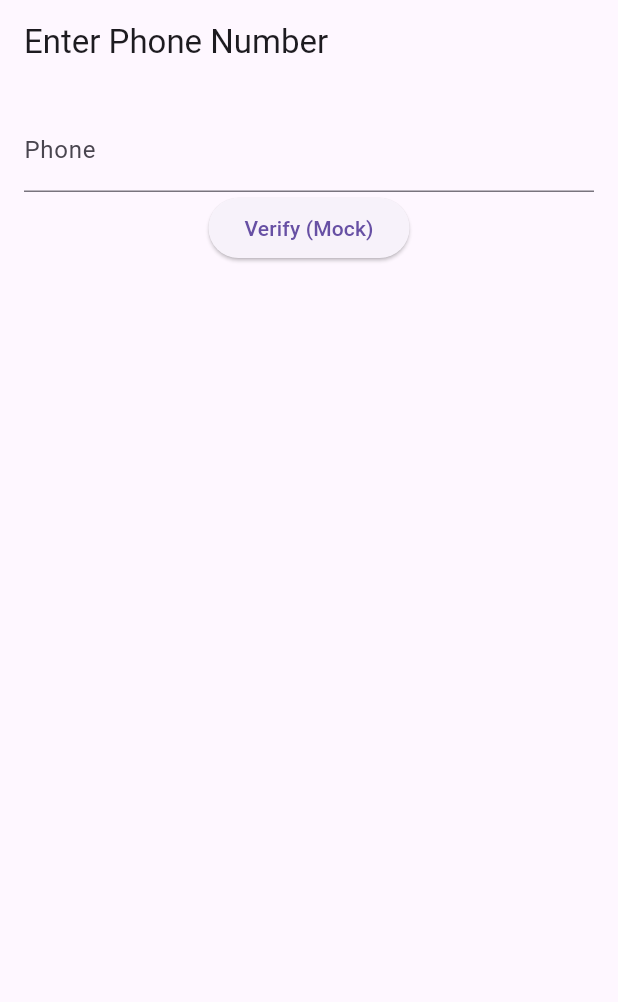
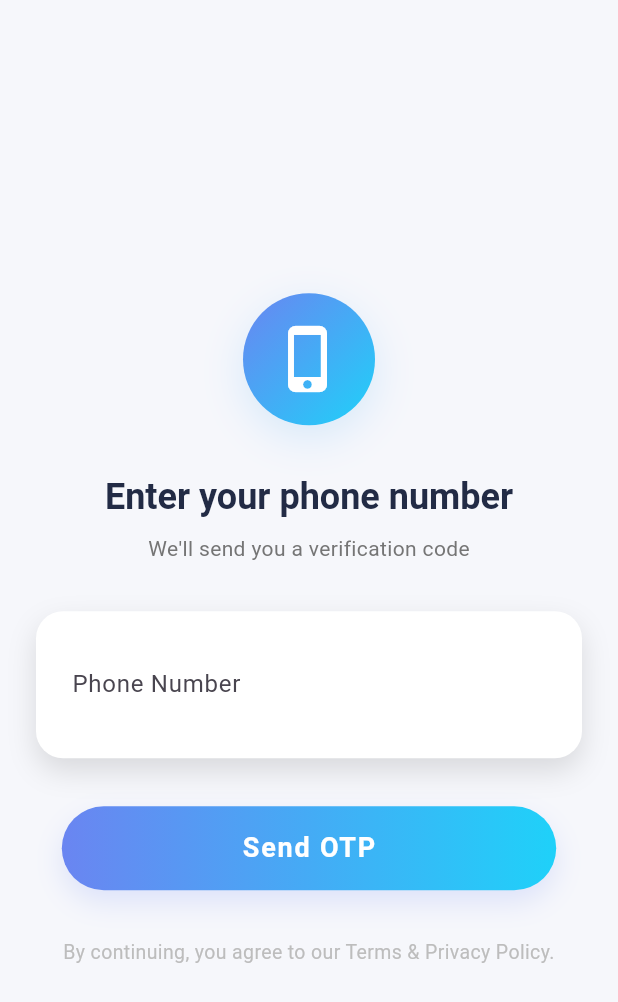
Before and after one commit to hyperingenious/metal, a Flutter app: the screen it shows after launch, on a phone screen of 412 x 824 dp. Shown: the top 1002 px of the screen. Run offline on Flutter 3.47's test engine with Material 3 defaults, Android fonts, the phone set to English and light mode, and no system bars; our stand-ins replace appwrite; network calls fail.

Commit message:
ADD: Phone and OTP verification added

```diff
--- a/lib/main.dart
+++ b/lib/main.dart
@@ -1,17 +1,28 @@
 import 'package:flutter/material.dart';
-import 'screens/splash_screen.dart';
+import 'package:appwrite/appwrite.dart';
+import 'screens/phone_input_screen.dart';
+import 'screens/otp_screen.dart';
+import 'screens/home_screen.dart';
+import 'appwrite/appwrite.dart';
+import 'screens/auth_gate.dart';
 
 void main() {
-  runApp(MyApp());
+  runApp(const MyApp());
 }
 
 class MyApp extends StatelessWidget {
+  const MyApp({super.key});
+
   @override
   Widget build(BuildContext context) {
     return MaterialApp(
-      title: 'Phone Auth App',
+      title: 'Appwrite Phone Auth',
       debugShowCheckedModeBanner: false,
-      home: SplashScreen(), // first screen
+      theme: ThemeData(primarySwatch: Colors.deepPurple),
+
+      // Use AuthGate as the home widget
+      home: const AuthGate(),
+      routes: {'/main': (context) => const HomeScreen()},
     );
   }
 }
--- /dev/null
+++ b/lib/screens/auth_gate.dart
@@ -0,0 +1,50 @@
+import 'package:flutter/material.dart';
+import 'package:appwrite/appwrite.dart';
+import '../appwrite/appwrite.dart';
+import 'home_screen.dart';
+import 'phone_input_screen.dart';
+
+class AuthGate extends StatefulWidget {
+  const AuthGate({super.key});
+
+  @override
+  State<AuthGate> createState() => _AuthGateState();
+}
+
+class _AuthGateState extends State<AuthGate> {
+  bool _loading = true;
+  bool _hasSession = false;
+
+  @override
+  void initState() {
+    super.initState();
+    _checkSession();
+  }
+
+  Future<void> _checkSession() async {
+    try {
+      final session = await account.getSession(sessionId: 'current');
+      setState(() {
+        _hasSession = session != null;
+        _loading = false;
+      });
+    } catch (_) {
+      setState(() {
+        _hasSession = false;
+        _loading = false;
+      });
+    }
+  }
+
+  @override
+  Widget build(BuildContext context) {
+    if (_loading) {
+      return const Scaffold(body: Center(child: CircularProgressIndicator()));
+    }
+    if (_hasSession) {
+      return const HomeScreen();
+    } else {
+      return const PhoneInputScreen();
+    }
+  }
+}
--- a/lib/screens/phone_auth_screen.dart
+++ /dev/null
@@ -1,30 +0,0 @@
-import 'package:flutter/material.dart';
-import 'profile_screen.dart';
-
-class PhoneAuthScreen extends StatelessWidget {
-  final phoneController = TextEditingController();
-
-  @override
-  Widget build(BuildContext context) {
-    return Scaffold(
-      appBar: AppBar(title: Text('Enter Phone Number')),
-      body: Padding(
-        padding: const EdgeInsets.all(16.0),
-        child: Column(
-          children: [
-            TextField(controller: phoneController, decoration: InputDecoration(labelText: 'Phone')),
-            ElevatedButton(
-              onPressed: () {
-                Navigator.pushReplacement(
-                  context,
-                  MaterialPageRoute(builder: (_) => ProfileScreen()),
-                );
-              },
-              child: Text('Verify (Mock)'),
-            ),
-          ],
-        ),
-      ),
-    );
-  }
-}
--- /dev/null
+++ b/lib/screens/phone_input_screen.dart
@@ -0,0 +1,205 @@
+import 'package:flutter/material.dart';
+import 'package:appwrite/appwrite.dart';
+import '../appwrite/appwrite.dart';
+import 'otp_screen.dart';
+
+class PhoneInputScreen extends StatefulWidget {
+  const PhoneInputScreen({super.key});
+
+  @override
+  State<PhoneInputScreen> createState() => _PhoneInputScreenState();
+}
+
+class _PhoneInputScreenState extends State<PhoneInputScreen> {
+  final _phoneController = TextEditingController();
+  final _formKey = GlobalKey<FormState>();
+  bool _isLoading = false;
+
+  Future<void> _sendOtp() async {
+    if (!_formKey.currentState!.validate()) return;
+
+    final phone = '+91${_phoneController.text.trim()}';
+    setState(() => _isLoading = true);
+
+    try {
+      final token = await account.createPhoneToken(
+        userId: ID.unique(),
+        phone: phone,
+      );
+
+      Navigator.push(
+        context,
+        MaterialPageRoute(
+          builder: (_) => OtpScreen(phone: phone, userId: token.userId),
+        ),
+      );
+    } on AppwriteException catch (e) {
+      ScaffoldMessenger.of(context).showSnackBar(
+        SnackBar(content: Text(e.message ?? 'Failed to send OTP')),
+      );
+    } finally {
+      setState(() => _isLoading = false);
+    }
+  }
+
+  @override
+  Widget build(BuildContext context) {
+    final theme = Theme.of(context);
+    return Scaffold(
+      backgroundColor: const Color(0xFFF6F7FB),
+      body: SafeArea(
+        child: Center(
+          child: SingleChildScrollView(
+            child: Column(
+              children: [
+                // Modern phone icon with gradient background
+                Container(
+                  margin: const EdgeInsets.only(top: 32, bottom: 24),
+                  padding: const EdgeInsets.all(20),
+                  decoration: BoxDecoration(
+                    shape: BoxShape.circle,
+                    gradient: const LinearGradient(
+                      colors: [Color(0xFF6A85F1), Color(0xFF1FD1F9)],
+                      begin: Alignment.topLeft,
+                      end: Alignment.bottomRight,
+                    ),
+                    boxShadow: [
+                      BoxShadow(
+                        color: Colors.blue.withOpacity(0.15),
+                        blurRadius: 24,
+                        offset: const Offset(0, 8),
+                      ),
+                    ],
+                  ),
+                  child: const Icon(
+                    Icons.phone_iphone_rounded,
+                    size: 48,
+                    color: Colors.white,
+                  ),
+                ),
+                const SizedBox(height: 8),
+                Text(
+                  "Enter your phone number",
+                  style: theme.textTheme.headlineSmall?.copyWith(
+                    fontWeight: FontWeight.bold,
+                    color: const Color(0xFF222B45),
+                  ),
+                ),
+                const SizedBox(height: 8),
+                Text(
+                  "We'll send you a verification code",
+                  style: theme.textTheme.bodyMedium?.copyWith(
+                    color: Colors.grey[600],
+                  ),
+                ),
+                const SizedBox(height: 32),
+                // Card-like phone input
+                Container(
+                  padding: const EdgeInsets.symmetric(
+                    horizontal: 24,
+                    vertical: 18,
+                  ),
+                  margin: const EdgeInsets.symmetric(horizontal: 24),
+                  decoration: BoxDecoration(
+                    color: Colors.white,
+                    borderRadius: BorderRadius.circular(18),
+                    boxShadow: [
+                      BoxShadow(
+                        color: Colors.black12,
+                        blurRadius: 16,
+                        offset: const Offset(0, 8),
+                      ),
+                    ],
+                  ),
+                  child: Form(
+                    key: _formKey,
+                    child: TextFormField(
+                      controller: _phoneController,
+                      keyboardType: TextInputType.phone,
+                      decoration: const InputDecoration(
+                        prefixText: '+91 ',
+                        labelText: 'Phone Number',
+                        border: InputBorder.none,
+                        hintText: '10-digit number',
+                        counterText: '',
+                      ),
+                      maxLength: 10,
+                      style: const TextStyle(
+                        fontSize: 20,
+                        fontWeight: FontWeight.w500,
+                        letterSpacing: 2,
+                      ),
+                      validator: (v) => v == null || v.length != 10
+                          ? 'Enter a valid 10-digit phone'
+                          : null,
+                    ),
+                  ),
+                ),
+                const SizedBox(height: 32),
+                // Animated modern button
+                AnimatedContainer(
+                  duration: const Duration(milliseconds: 200),
+                  width: MediaQuery.of(context).size.width * 0.8,
+                  height: 56,
+                  decoration: BoxDecoration(
+                    borderRadius: BorderRadius.circular(50),
+                    gradient: LinearGradient(
+                      colors: _isLoading
+                          ? [Colors.grey, Colors.grey]
+                          : [const Color(0xFF6A85F1), const Color(0xFF1FD1F9)],
+                    ),
+                    boxShadow: [
+                      BoxShadow(
+                        color: const Color(0xFF6A85F1).withOpacity(0.18),
+                        blurRadius: 16,
+                        offset: const Offset(0, 8),
+                      ),
+                    ],
+                  ),
+                  child: Material(
+                    color: Colors.transparent,
+                    child: InkWell(
+                      borderRadius: BorderRadius.circular(50),
+                      onTap: _isLoading ? null : _sendOtp,
+                      child: Center(
+                        child: _isLoading
+                            ? const SizedBox(
+                                height: 28,
+                                width: 28,
+                                child: CircularProgressIndicator(
+                                  color: Colors.white,
+                                  strokeWidth: 2.5,
+                                ),
+                              )
+                            : const Text(
+                                "Send OTP",
+                                style: TextStyle(
+                                  color: Colors.white,
+                                  fontSize: 18,
+                                  fontWeight: FontWeight.bold,
+                                  letterSpacing: 1.2,
+                                ),
+                              ),
+                      ),
+                    ),
+                  ),
+                ),
+                const SizedBox(height: 32),
+                // Terms
+                Padding(
+                  padding: const EdgeInsets.symmetric(horizontal: 32),
+                  child: Text(
+                    "By continuing, you agree to our Terms & Privacy Policy.",
+                    style: TextStyle(color: Colors.grey[400], fontSize: 13),
+                    textAlign: TextAlign.center,
+                  ),
+                ),
+                const SizedBox(height: 16),
+              ],
+            ),
+          ),
+        ),
+      ),
+    );
+  }
+}
--- a/pubspec.yaml
+++ b/pubspec.yaml
@@ -40,13 +40,14 @@ dependencies:
 dev_dependencies:
   flutter_test:
     sdk: flutter
+  appwrite: ^17.0.1
 
   # The "flutter_lints" package below contains a set of recommended lints to
   # encourage good coding practices. The lint set provided by the package is
   # activated in the `analysis_options.yaml` file located at the root of your
   # package. See that file for information about deactivating specific lint
   # rules and activating additional ones.
-  flutter_lints: ^5.0.0
+  flutter_lints: ^6.0.0
 
 # For information on the generic Dart part of this file, see the
 # following page: https://dart.dev/tools/pub/pubspec
```
Also changed, not shown: lib/appwrite/appwrite.dart (added, +8 -0 lines), lib/screens/home_screen.dart (added, +38 -0 lines), lib/screens/main_app_screen.dart (deleted, +0 -31 lines), lib/screens/otp_screen.dart (added, +283 -0 lines), lib/screens/profile_screen.dart (deleted, +0 -38 lines), lib/screens/splash_screen.dart (deleted, +0 -40 lines), pubspec.lock, 6 other files.
